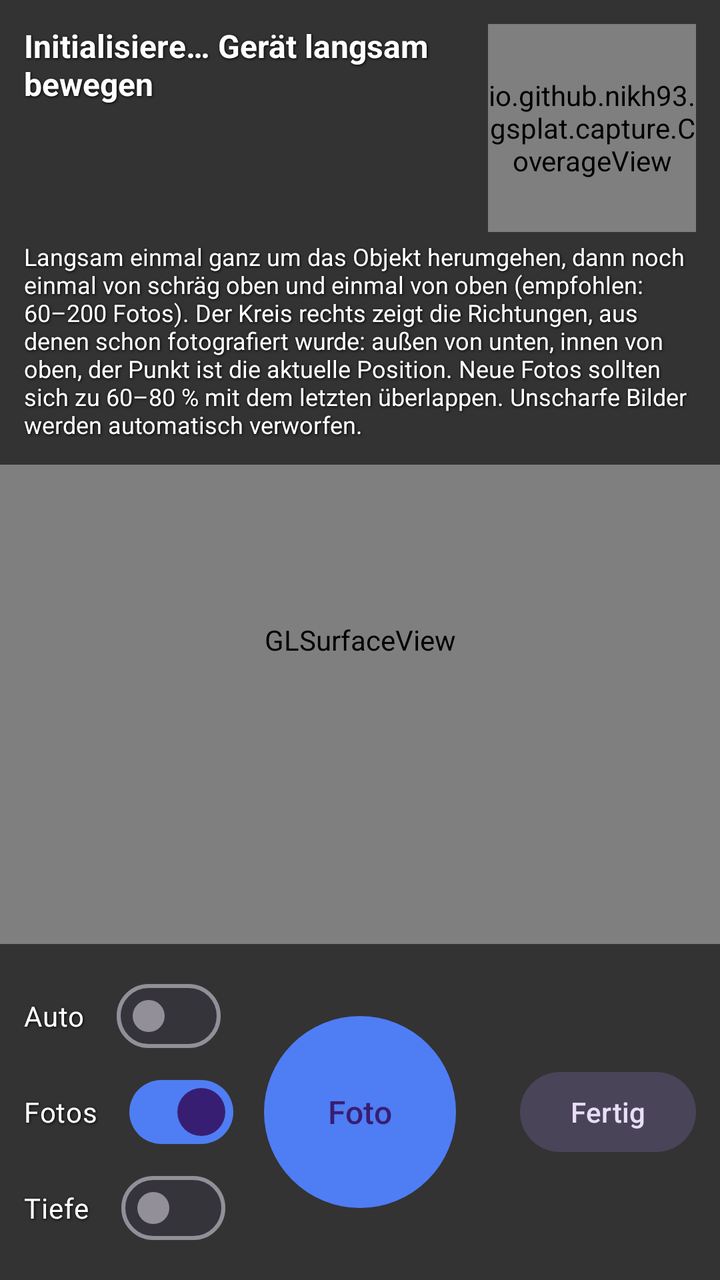
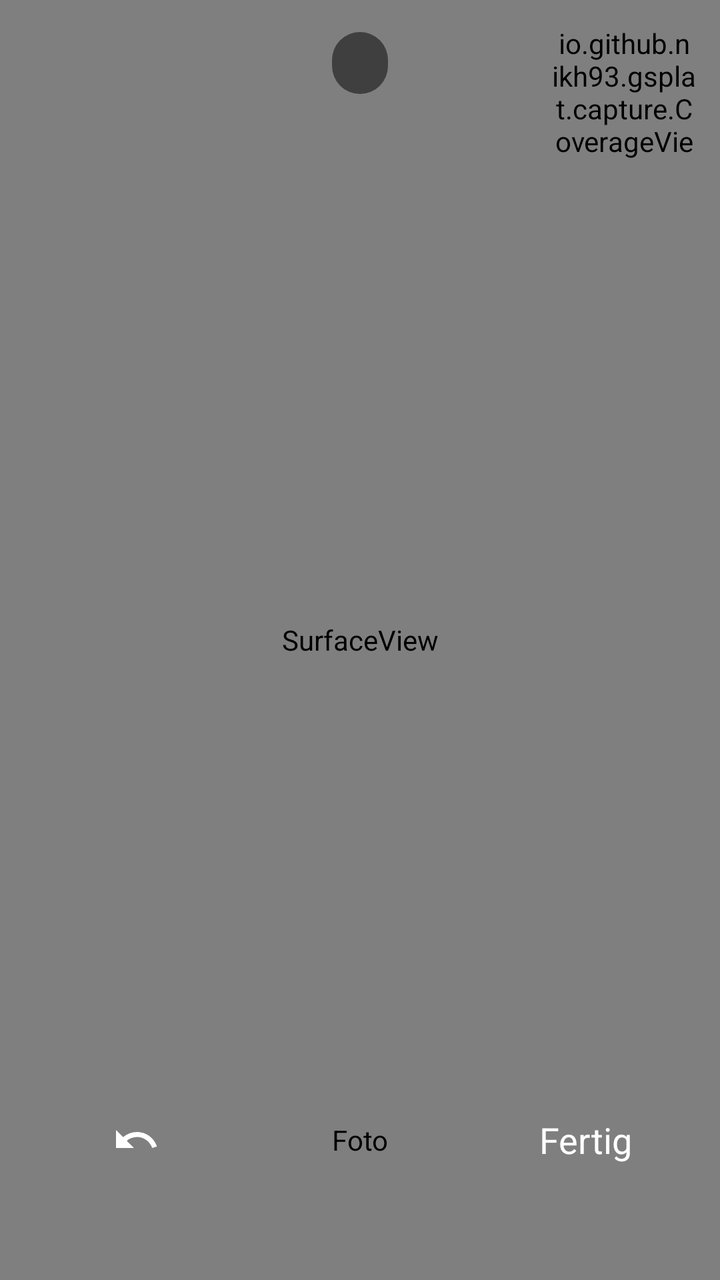

An Android layout rendered at two revisions. The XML below is the earlier revision; the diff shows what the commit changed to produce the second picture.
<!-- AndroidManifest.xml: activity theme Theme.Gsplat.Fullscreen -->
<!-- res/layout/activity_capture.xml -->
<?xml version="1.0" encoding="utf-8"?>
<FrameLayout xmlns:android="http://schemas.android.com/apk/res/android"
    xmlns:app="http://schemas.android.com/apk/res-auto"
    android:layout_width="match_parent"
    android:layout_height="match_parent"
    android:background="@color/black">

    <android.opengl.GLSurfaceView
        android:id="@+id/surface"
        android:layout_width="match_parent"
        android:layout_height="match_parent" />

    <View
        android:id="@+id/flash"
        android:layout_width="match_parent"
        android:layout_height="match_parent"
        android:alpha="0"
        android:background="@color/white" />

    <LinearLayout
        android:id="@+id/topPanel"
        android:layout_width="match_parent"
        android:layout_height="wrap_content"
        android:layout_gravity="top"
        android:background="@color/overlay"
        android:orientation="vertical"
        android:padding="12dp">

        <LinearLayout
            android:layout_width="match_parent"
            android:layout_height="wrap_content"
            android:orientation="horizontal">

        <LinearLayout
            android:layout_width="0dp"
            android:layout_height="wrap_content"
            android:layout_weight="1"
            android:orientation="vertical">

        <TextView
            android:id="@+id/trackingText"
            style="@style/OverlayText"
            android:layout_width="match_parent"
            android:layout_height="wrap_content"
            android:text="@string/tracking_init"
            android:textSize="16sp"
            android:textStyle="bold" />

        <TextView
            android:id="@+id/statsText"
            style="@style/OverlayText"
            android:layout_width="match_parent"
            android:layout_height="wrap_content"
            android:textSize="14sp" />

        <TextView
            android:id="@+id/overlapText"
            style="@style/OverlayText"
            android:layout_width="match_parent"
            android:layout_height="wrap_content"
            android:textSize="15sp"
            android:textStyle="bold"
            android:visibility="gone" />

        <TextView
            android:id="@+id/sharpnessText"
            style="@style/OverlayText"
            android:layout_width="match_parent"
            android:layout_height="wrap_content"
            android:textSize="14sp"
            android:textStyle="bold"
            android:visibility="gone" />

        <TextView
            android:id="@+id/coverageText"
            style="@style/OverlayText"
            android:layout_width="match_parent"
            android:layout_height="wrap_content"
            android:textSize="14sp" />
        </LinearLayout>

        <io.github.nikh93.gsplat.capture.CoverageView
            android:id="@+id/coverageView"
            android:layout_width="104dp"
            android:layout_height="104dp"
            android:layout_marginStart="8dp" />
        </LinearLayout>

        <TextView
            android:id="@+id/hintText"
            style="@style/OverlayText"
            android:layout_width="match_parent"
            android:layout_height="wrap_content"
            android:layout_marginTop="4dp"
            android:text="@string/capture_hint"
            android:textSize="12sp" />
    </LinearLayout>

    <LinearLayout
        android:id="@+id/bottomPanel"
        android:layout_width="match_parent"
        android:layout_height="wrap_content"
        android:layout_gravity="bottom"
        android:background="@color/overlay"
        android:gravity="center_vertical"
        android:orientation="horizontal"
        android:padding="12dp">

        <LinearLayout
            android:layout_width="0dp"
            android:layout_height="wrap_content"
            android:layout_weight="1"
            android:orientation="vertical">

            <com.google.android.material.materialswitch.MaterialSwitch
                android:id="@+id/autoSwitch"
                style="@style/OverlayText"
                android:layout_width="wrap_content"
                android:layout_height="wrap_content"
                android:text="@string/auto_capture" />

            <com.google.android.material.materialswitch.MaterialSwitch
                android:id="@+id/photosSwitch"
                style="@style/OverlayText"
                android:layout_width="wrap_content"
                android:layout_height="wrap_content"
                android:checked="true"
                android:text="@string/show_photos" />

            <com.google.android.material.materialswitch.MaterialSwitch
                android:id="@+id/depthSwitch"
                style="@style/OverlayText"
                android:layout_width="wrap_content"
                android:layout_height="wrap_content"
                android:text="@string/depth_points" />
        </LinearLayout>

        <com.google.android.material.button.MaterialButton
            android:id="@+id/captureButton"
            android:layout_width="96dp"
            android:layout_height="96dp"
            android:insetLeft="0dp"
            android:insetTop="0dp"
            android:insetRight="0dp"
            android:insetBottom="0dp"
            android:text="@string/capture_photo"
            android:textSize="16sp"
            app:cornerRadius="48dp" />

        <FrameLayout
            android:layout_width="0dp"
            android:layout_height="wrap_content"
            android:layout_weight="1">

            <com.google.android.material.button.MaterialButton
                android:id="@+id/doneButton"
                style="@style/Widget.Material3.Button.TonalButton"
                android:layout_width="wrap_content"
                android:layout_height="wrap_content"
                android:layout_gravity="end|center_vertical"
                android:text="@string/capture_done" />
        </FrameLayout>
    </LinearLayout>
</FrameLayout>
<!-- resources referenced by this layout -->
<resources>
  <color name="black">#FF000000</color>
  <color name="overlay">#99000000</color>
  <color name="white">#FFFFFFFF</color>
  <string name="auto_capture">Auto</string>
  <string name="capture_done">Fertig</string>
  <string name="capture_hint">Langsam einmal ganz um das Objekt herumgehen, dann noch einmal von schräg oben und einmal von oben (empfohlen: 60–200 Fotos). Der Kreis rechts zeigt die Richtungen, aus denen schon fotografiert wurde: außen von unten, innen von oben, der Punkt ist die aktuelle Position. Neue Fotos sollten sich zu 60–80 % mit dem letzten überlappen. Unscharfe Bilder werden automatisch verworfen.</string>
  <string name="capture_photo">Foto</string>
  <string name="depth_points">Tiefe</string>
  <string name="show_photos">Fotos</string>
  <string name="tracking_init">Initialisiere… Gerät langsam bewegen</string>
  <style name="OverlayText">
          <item name="android:textColor">@color/white</item>
          <item name="android:shadowColor">@color/black</item>
          <item name="android:shadowRadius">3</item>
          <item name="android:shadowDx">1</item>
          <item name="android:shadowDy">1</item>
      </style>
  <style name="Theme.Gsplat.Fullscreen" parent="Theme.Material3.Dark.NoActionBar">
          <item name="colorPrimary">@color/primary</item>
          <item name="colorSecondary">@color/accent</item>
          <item name="android:windowFullscreen">true</item>
          <item name="android:windowBackground">@color/black</item>
      </style>
  <color name="primary">#FF4F7DF3</color>
  <color name="accent">#FFFFB300</color>
</resources>

<!-- the commit's change to res/layout/activity_capture.xml (unified diff, before → after) -->
@@ -1,11 +1,10 @@
 <?xml version="1.0" encoding="utf-8"?>
 <FrameLayout xmlns:android="http://schemas.android.com/apk/res/android"
-    xmlns:app="http://schemas.android.com/apk/res-auto"
     android:layout_width="match_parent"
     android:layout_height="match_parent"
     android:background="@color/black">
 
-    <android.opengl.GLSurfaceView
+    <SurfaceView
         android:id="@+id/surface"
         android:layout_width="match_parent"
         android:layout_height="match_parent" />
@@ -17,148 +16,72 @@
         android:alpha="0"
         android:background="@color/white" />
 
-    <LinearLayout
+    <FrameLayout
         android:id="@+id/topPanel"
         android:layout_width="match_parent"
         android:layout_height="wrap_content"
         android:layout_gravity="top"
-        android:background="@color/overlay"
-        android:orientation="vertical"
         android:padding="12dp">
 
-        <LinearLayout
-            android:layout_width="match_parent"
+        
+        <TextView
+            android:id="@+id/statusText"
+            android:layout_width="wrap_content"
             android:layout_height="wrap_content"
-            android:orientation="horizontal">
-
-        <LinearLayout
-            android:layout_width="0dp"
-            android:layout_height="wrap_content"
-            android:layout_weight="1"
-            android:orientation="vertical">
-
-        <TextView
-            android:id="@+id/trackingText"
-            style="@style/OverlayText"
-            android:layout_width="match_parent"
-            android:layout_height="wrap_content"
-            android:text="@string/tracking_init"
-            android:textSize="16sp"
-            android:textStyle="bold" />
-
-        <TextView
-            android:id="@+id/statsText"
-            style="@style/OverlayText"
-            android:layout_width="match_parent"
-            android:layout_height="wrap_content"
+            android:layout_gravity="top|center_horizontal"
+            android:layout_marginTop="4dp"
+            android:background="@drawable/bg_pill"
+            android:paddingStart="14dp"
+            android:paddingTop="6dp"
+            android:paddingEnd="14dp"
+            android:paddingBottom="6dp"
+            android:textColor="@color/white"
             android:textSize="14sp" />
-
-        <TextView
-            android:id="@+id/overlapText"
-            style="@style/OverlayText"
-            android:layout_width="match_parent"
-            android:layout_height="wrap_content"
-            android:textSize="15sp"
-            android:textStyle="bold"
-            android:visibility="gone" />
-
-        <TextView
-            android:id="@+id/sharpnessText"
-            style="@style/OverlayText"
-            android:layout_width="match_parent"
-            android:layout_height="wrap_content"
-            android:textSize="14sp"
-            android:textStyle="bold"
-            android:visibility="gone" />
-
-        <TextView
-            android:id="@+id/coverageText"
-            style="@style/OverlayText"
-            android:layout_width="match_parent"
-            android:layout_height="wrap_content"
-            android:textSize="14sp" />
-        </LinearLayout>
 
         <io.github.nikh93.gsplat.capture.CoverageView
             android:id="@+id/coverageView"
-            android:layout_width="104dp"
-            android:layout_height="104dp"
-            android:layout_marginStart="8dp" />
-        </LinearLayout>
+            android:layout_width="72dp"
+            android:layout_height="72dp"
+            android:layout_gravity="top|end" />
+    </FrameLayout>
 
-        <TextView
-            android:id="@+id/hintText"
-            style="@style/OverlayText"
-            android:layout_width="match_parent"
-            android:layout_height="wrap_content"
-            android:layout_marginTop="4dp"
-            android:text="@string/capture_hint"
-            android:textSize="12sp" />
-    </LinearLayout>
-
-    <LinearLayout
+    <FrameLayout
         android:id="@+id/bottomPanel"
         android:layout_width="match_parent"
         android:layout_height="wrap_content"
         android:layout_gravity="bottom"
-        android:background="@color/overlay"
-        android:gravity="center_vertical"
-        android:orientation="horizontal"
-        android:padding="12dp">
+        android:paddingTop="16dp"
+        android:paddingBottom="28dp">
 
-        <LinearLayout
-            android:layout_width="0dp"
-            android:layout_height="wrap_content"
-            android:layout_weight="1"
-            android:orientation="vertical">
+        <ImageButton
+            android:id="@+id/undoButton"
+            android:layout_width="56dp"
+            android:layout_height="56dp"
+            android:layout_gravity="center_vertical|start"
+            android:layout_marginStart="40dp"
+            android:background="?attr/selectableItemBackgroundBorderless"
+            android:contentDescription="@string/undo_photo"
+            android:src="@drawable/ic_undo" />
 
-            <com.google.android.material.materialswitch.MaterialSwitch
-                android:id="@+id/autoSwitch"
-                style="@style/OverlayText"
-                android:layout_width="wrap_content"
-                android:layout_height="wrap_content"
-                android:text="@string/auto_capture" />
+        <io.github.nikh93.gsplat.capture.ShutterButton
+            android:id="@+id/captureButton"
+            android:layout_width="84dp"
+            android:layout_height="84dp"
+            android:layout_gravity="center"
+            android:contentDescription="@string/capture_photo" />
 
-            <com.google.android.material.materialswitch.MaterialSwitch
-                android:id="@+id/photosSwitch"
-                style="@style/OverlayText"
-                android:layout_width="wrap_content"
-                android:layout_height="wrap_content"
-                android:checked="true"
-                android:text="@string/show_photos" />
-
-            <com.google.android.material.materialswitch.MaterialSwitch
-                android:id="@+id/depthSwitch"
-                style="@style/OverlayText"
-                android:layout_width="wrap_content"
-                android:layout_height="wrap_content"
-                android:text="@string/depth_points" />
-        </LinearLayout>
-
-        <com.google.android.material.button.MaterialButton
-            android:id="@+id/captureButton"
-            android:layout_width="96dp"
-            android:layout_height="96dp"
-            android:insetLeft="0dp"
-            android:insetTop="0dp"
-            android:insetRight="0dp"
-            android:insetBottom="0dp"
-            android:text="@string/capture_photo"
-            android:textSize="16sp"
-            app:cornerRadius="48dp" />
-
-        <FrameLayout
-            android:layout_width="0dp"
-            android:layout_height="wrap_content"
-            android:layout_weight="1">
-
-            <com.google.android.material.button.MaterialButton
-                android:id="@+id/doneButton"
-                style="@style/Widget.Material3.Button.TonalButton"
-                android:layout_width="wrap_content"
-                android:layout_height="wrap_content"
-                android:layout_gravity="end|center_vertical"
-                android:text="@string/capture_done" />
-        </FrameLayout>
-    </LinearLayout>
+        <TextView
+            android:id="@+id/doneButton"
+            android:layout_width="wrap_content"
+            android:layout_height="56dp"
+            android:layout_gravity="center_vertical|end"
+            android:layout_marginEnd="32dp"
+            android:background="?attr/selectableItemBackgroundBorderless"
+            android:gravity="center"
+            android:paddingStart="12dp"
+            android:paddingEnd="12dp"
+            android:text="@string/capture_done"
+            android:textColor="@color/white"
+            android:textSize="18sp" />
+    </FrameLayout>
 </FrameLayout>
<!-- resource entries referenced after the edit -->
@@ -1,22 +1,26 @@
 <!-- resources referenced by this layout -->
 <resources>
   <color name="black">#FF000000</color>
-  <color name="overlay">#99000000</color>
   <color name="white">#FFFFFFFF</color>
-  <string name="auto_capture">Auto</string>
+  <!-- drawable bg_pill (drawable) -->
+  <shape xmlns:android="http://schemas.android.com/apk/res/android" android:shape="rectangle">
+      <solid android:color="#80000000" />
+      <corners android:radius="999dp" />
+  </shape>
+  <!-- drawable ic_undo (drawable) -->
+  <vector xmlns:android="http://schemas.android.com/apk/res/android"
+      android:width="24dp"
+      android:height="24dp"
+      android:tint="#FFFFFFFF"
+      android:viewportWidth="24"
+      android:viewportHeight="24">
+      <path
+          android:fillColor="@android:color/white"
+          android:pathData="M12.5,8c-2.65,0 -5.05,0.99 -6.9,2.6L2,7v9h9l-3.62,-3.62c1.39,-1.16 3.16,-1.88 5.12,-1.88 3.54,0 6.55,2.31 7.6,5.5l2.37,-0.78C21.08,11.03 17.15,8 12.5,8z" />
+  </vector>
   <string name="capture_done">Fertig</string>
-  <string name="capture_hint">Langsam einmal ganz um das Objekt herumgehen, dann noch einmal von schräg oben und einmal von oben (empfohlen: 60–200 Fotos). Der Kreis rechts zeigt die Richtungen, aus denen schon fotografiert wurde: außen von unten, innen von oben, der Punkt ist die aktuelle Position. Neue Fotos sollten sich zu 60–80 % mit dem letzten überlappen. Unscharfe Bilder werden automatisch verworfen.</string>
   <string name="capture_photo">Foto</string>
-  <string name="depth_points">Tiefe</string>
-  <string name="show_photos">Fotos</string>
-  <string name="tracking_init">Initialisiere… Gerät langsam bewegen</string>
-  <style name="OverlayText">
-          <item name="android:textColor">@color/white</item>
-          <item name="android:shadowColor">@color/black</item>
-          <item name="android:shadowRadius">3</item>
-          <item name="android:shadowDx">1</item>
-          <item name="android:shadowDy">1</item>
-      </style>
+  <string name="undo_photo">Letztes Foto verwerfen</string>
   <style name="Theme.Gsplat.Fullscreen" parent="Theme.Material3.Dark.NoActionBar">
           <item name="colorPrimary">@color/primary</item>
           <item name="colorSecondary">@color/accent</item>
